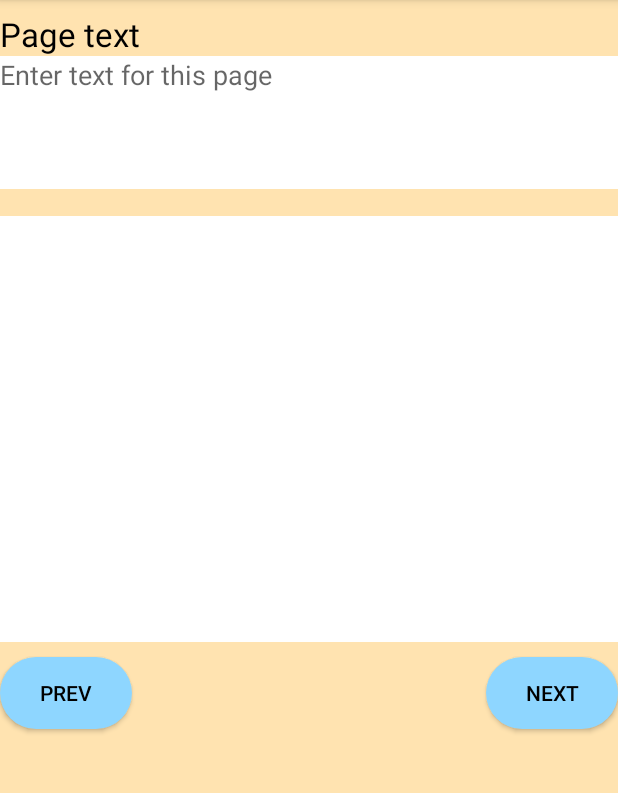
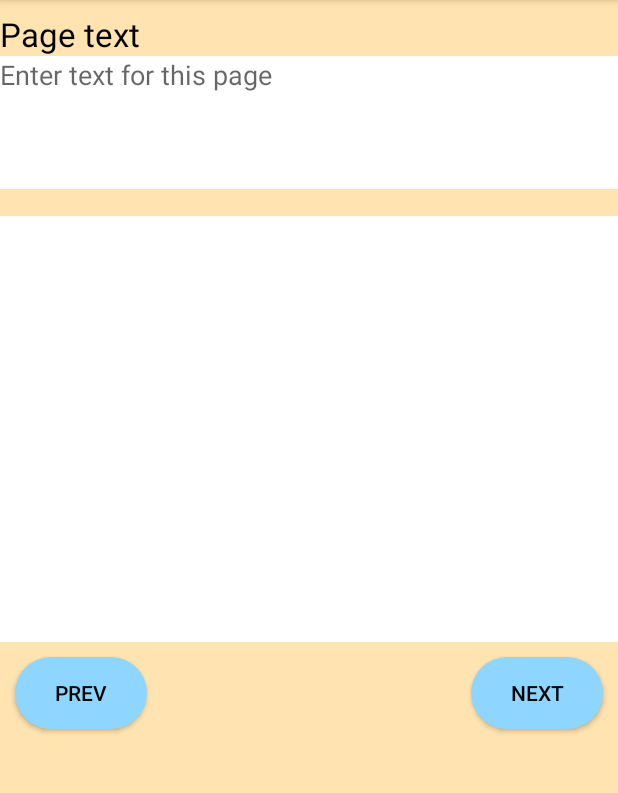
Before and after one commit to abigailduff98/CMSC436FinalProject, an Android app: the NewPageActivity screen opened directly, with no data from a screen before it, on a phone screen of 412 x 824 dp, the part 84-877 px from its top. Run offline under Robolectric (Android 15) with nearby library versions, the phone set to English and light mode, and no system bars.

```diff
--- a/app/src/main/res/layout/new_page.xml
+++ b/app/src/main/res/layout/new_page.xml
@@ -47,6 +47,7 @@
         android:layout_width="wrap_content"
         android:layout_height="wrap_content"
         android:layout_marginTop="10dp"
+        android:layout_marginStart="10dp"
         android:layout_below="@+id/canvasView"
         android:onClick="prevPage"
         android:layout_alignStart="@+id/canvasView"
@@ -59,6 +60,7 @@
         android:layout_height="wrap_content"
         android:layout_below="@+id/canvasView"
         android:layout_marginTop="10dp"
+        android:layout_marginEnd="10dp"
         android:onClick="nextPage"
         android:layout_alignEnd="@+id/canvasView"
         android:background="@drawable/rounded_edge"
```
Also changed, not shown: 1 other file.
